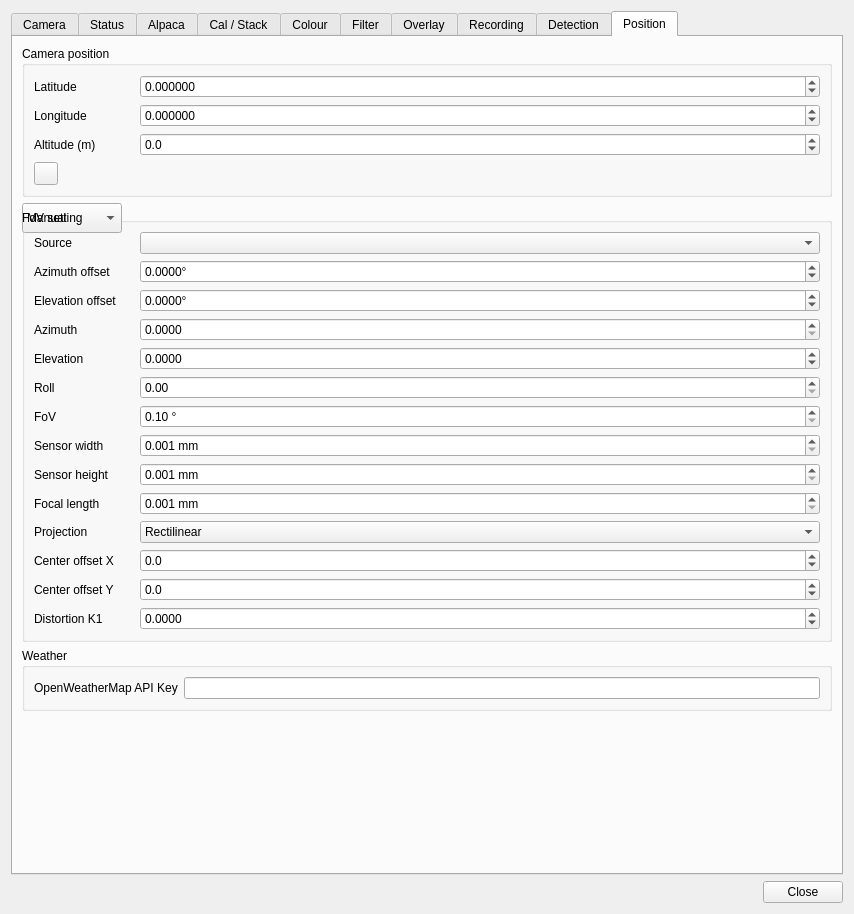
Old version of the form plugins/feature/camera/camerasettingsdialog.ui in the repository srcejon/sdrangel.
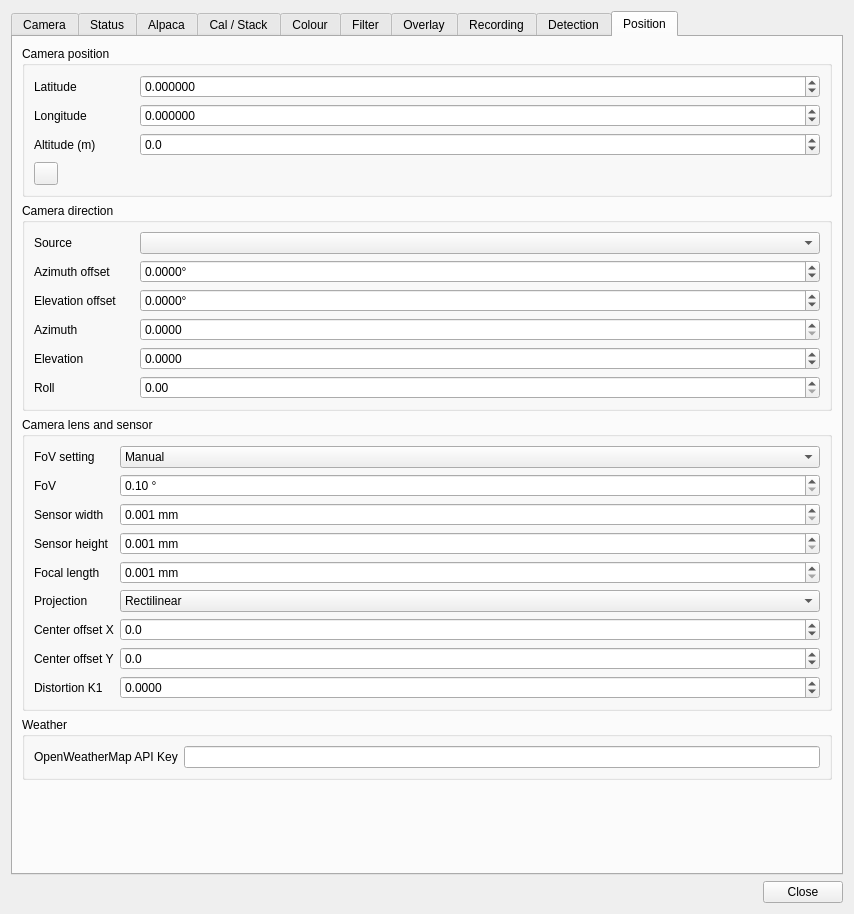
New version of the form. The open tabs and pages were chosen to show the change. Icons and pictures are not drawn. Custom widgets are drawn as their Qt base class.

Commit message: Add lens group

Diff of the .ui file:
```diff
--- a/plugins/feature/camera/camerasettingsdialog.ui
+++ b/plugins/feature/camera/camerasettingsdialog.ui
@@ -6793,14 +6793,44 @@
             </property>
            </widget>
           </item>
-          <item row="6" column="0">
+         </layout>
+        </widget>
+       </item>
+       <item>
+        <widget class="QGroupBox" name="lensSensorGroup">
+         <property name="title">
+          <string>Camera lens and sensor</string>
+         </property>
+         <layout class="QFormLayout" name="formLayout_2">
+          <item row="0" column="0">
+           <widget class="QLabel" name="fovModeLabel">
+            <property name="text">
+             <string>FoV setting</string>
+            </property>
+           </widget>
+          </item>
+          <item row="0" column="1">
+           <widget class="QComboBox" name="fovModeCombo">
+            <item>
+             <property name="text">
+              <string>Manual</string>
+             </property>
+            </item>
+            <item>
+             <property name="text">
+              <string>Sensor/focal length</string>
+             </property>
+            </item>
+           </widget>
+          </item>
+          <item row="1" column="0">
            <widget class="QLabel" name="fovLabel">
             <property name="text">
              <string>FoV</string>
             </property>
            </widget>
           </item>
-          <item row="6" column="1">
+          <item row="1" column="1">
            <widget class="QDoubleSpinBox" name="fovSpin">
             <property name="suffix">
              <string> °</string>
@@ -6819,14 +6849,14 @@
             </property>
            </widget>
           </item>
-          <item row="7" column="0">
+          <item row="2" column="0">
            <widget class="QLabel" name="fovSensorWidthLabel">
             <property name="text">
              <string>Sensor width</string>
             </property>
            </widget>
           </item>
-          <item row="7" column="1">
+          <item row="2" column="1">
            <widget class="QDoubleSpinBox" name="fovSensorWidthSpin">
             <property name="suffix">
              <string> mm</string>
@@ -6845,14 +6875,14 @@
             </property>
            </widget>
           </item>
-          <item row="8" column="0">
+          <item row="3" column="0">
            <widget class="QLabel" name="fovSensorHeightLabel">
             <property name="text">
              <string>Sensor height</string>
             </property>
            </widget>
           </item>
-          <item row="8" column="1">
+          <item row="3" column="1">
            <widget class="QDoubleSpinBox" name="fovSensorHeightSpin">
             <property name="suffix">
              <string> mm</string>
@@ -6871,14 +6901,14 @@
             </property>
            </widget>
           </item>
-          <item row="9" column="0">
+          <item row="4" column="0">
            <widget class="QLabel" name="fovFocalLengthLabel">
             <property name="text">
              <string>Focal length</string>
             </property>
            </widget>
           </item>
-          <item row="9" column="1">
+          <item row="4" column="1">
            <widget class="QDoubleSpinBox" name="fovFocalLengthSpin">
             <property name="suffix">
              <string> mm</string>
@@ -6897,14 +6927,14 @@
             </property>
            </widget>
           </item>
-          <item row="10" column="0">
+          <item row="5" column="0">
            <widget class="QLabel" name="lensProjectionLabel">
             <property name="text">
              <string>Projection</string>
             </property>
            </widget>
           </item>
-          <item row="10" column="1">
+          <item row="5" column="1">
            <widget class="QComboBox" name="lensProjectionCombo">
             <item>
              <property name="text">
@@ -6923,14 +6953,14 @@
             </item>
            </widget>
           </item>
-          <item row="11" column="0">
+          <item row="6" column="0">
            <widget class="QLabel" name="lensCenterOffsetXLabel">
             <property name="text">
              <string>Center offset X</string>
             </property>
            </widget>
           </item>
-          <item row="11" column="1">
+          <item row="6" column="1">
            <widget class="QDoubleSpinBox" name="lensCenterOffsetXSpin">
             <property name="decimals">
              <number>1</number>
@@ -6946,14 +6976,14 @@
             </property>
            </widget>
           </item>
-          <item row="12" column="0">
+          <item row="7" column="0">
            <widget class="QLabel" name="lensCenterOffsetYLabel">
             <property name="text">
              <string>Center offset Y</string>
             </property>
            </widget>
           </item>
-          <item row="12" column="1">
+          <item row="7" column="1">
            <widget class="QDoubleSpinBox" name="lensCenterOffsetYSpin">
             <property name="decimals">
              <number>1</number>
@@ -6969,14 +6999,14 @@
             </property>
            </widget>
           </item>
-          <item row="13" column="0">
+          <item row="8" column="0">
            <widget class="QLabel" name="lensDistortionK1Label">
             <property name="text">
              <string>Distortion K1</string>
             </property>
            </widget>
           </item>
-          <item row="13" column="1">
+          <item row="8" column="1">
            <widget class="QDoubleSpinBox" name="lensDistortionK1Spin">
             <property name="decimals">
              <number>4</number>
@@ -6992,27 +7022,6 @@
             </property>
            </widget>
           </item>
-          <item row="5" column="1">
-           <widget class="QComboBox" name="fovModeCombo">
-            <item>
-             <property name="text">
-              <string>Manual</string>
-             </property>
-            </item>
-            <item>
-             <property name="text">
-              <string>Sensor/focal length</string>
-             </property>
-            </item>
-           </widget>
-          </item>
-          <item row="5" column="0">
-           <widget class="QLabel" name="fovModeLabel">
-            <property name="text">
-             <string>FoV setting</string>
-            </property>
-           </widget>
-          </item>
          </layout>
         </widget>
        </item>
```
Left out of the diff: 12 changed lines with no effect on the pictures.
